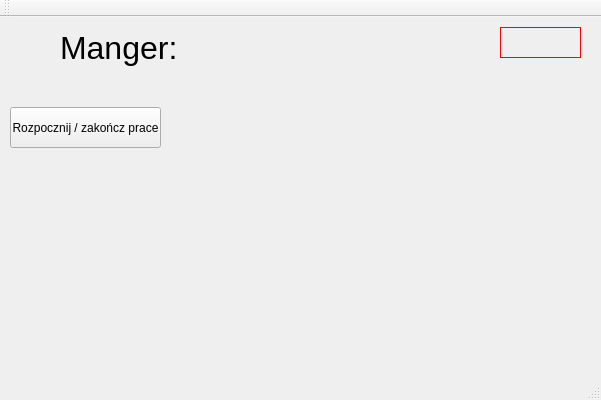
Qt form AdminPage.ui (JustKoshi/QTCinemaProject) before a commit.
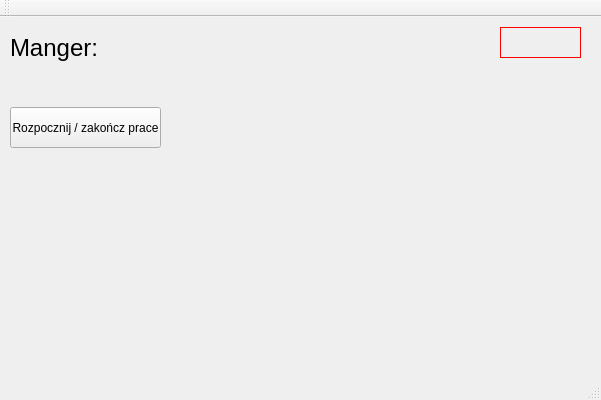
The same form after that commit.

```diff
--- a/AdminPage.ui
+++ b/AdminPage.ui
@@ -17,15 +17,15 @@
    <widget class="QLabel" name="label_name">
     <property name="geometry">
      <rect>
-      <x>60</x>
+      <x>10</x>
       <y>0</y>
-      <width>251</width>
+      <width>471</width>
       <height>61</height>
      </rect>
     </property>
     <property name="font">
      <font>
-      <pointsize>24</pointsize>
+      <pointsize>18</pointsize>
      </font>
     </property>
     <property name="text">
```
